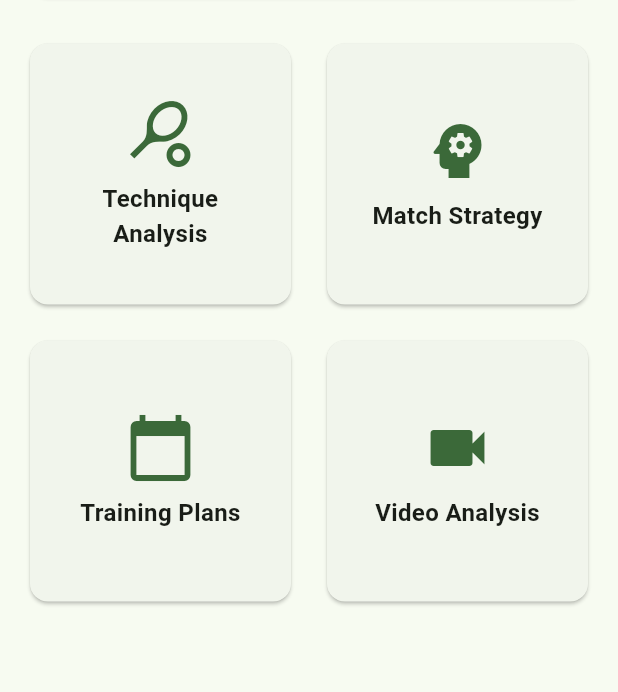
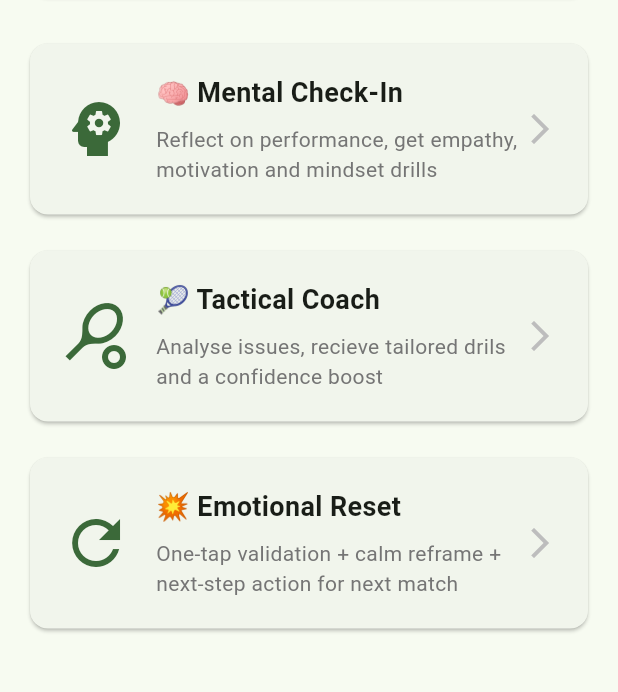
Before and after one commit to baruwaa12/TennisGPT, a Flutter app: the screen it shows after launch, on a phone screen of 412 x 824 dp, the part 438-1130 px from its top. Run offline on Flutter 3.47's test engine with Material 3 defaults, Android fonts, the light colour scheme and no system bars; our stand-ins replace flutter_dotenv, flutter_svg.

Commit message:
Emotional Reset V1 done

```diff
--- a/lib/screens/home_screen.dart
+++ b/lib/screens/home_screen.dart
@@ -2,6 +2,7 @@ import 'package:flutter/material.dart';
 import 'package:provider/provider.dart';
 import 'package:flutter_svg/flutter_svg.dart';
 import '../services/openai_service.dart';
+import 'emotional_reset_screen.dart';
 
 class HomeScreen extends StatelessWidget {
   const HomeScreen({super.key});
@@ -65,41 +66,40 @@ class HomeScreen extends StatelessWidget {
             ),
             const SizedBox(height: 24),
             Expanded(
-              child: GridView.count(
-                crossAxisCount: 2,
-                mainAxisSpacing: 16,
-                crossAxisSpacing: 16,
+              child: Column(
                 children: [
                   _buildFeatureCard(
                     context,
-                    'Technique Analysis',
+                    '🧠 Mental Check-In',
+                    'Reflect on performance, get empathy, motivation and mindset drills',
+                    Icons.psychology,
+                    () {
+                      // TODO: Navigate to mental check-in
+                    },
+                  ),
+                  const SizedBox(height: 16),
+                  _buildFeatureCard(
+                    context,
+                    '🎾 Tactical Coach',
+                    'Analyse issues, recieve tailored drils and a confidence boost',
                     Icons.sports_tennis,
                     () {
-                      // TODO: Navigate to technique analysis
+                      // TODO: Navigate to tactical coach
                     },
                   ),
+                  const SizedBox(height: 16),
                   _buildFeatureCard(
                     context,
-                    'Match Strategy',
-                    Icons.psychology,
+                    '💥 Emotional Reset',
+                    'One-tap validation + calm reframe + next-step action for next match',
+                    Icons.refresh,
                     () {
-                      // TODO: Navigate to match strategy
-                    },
-                  ),
-                  _buildFeatureCard(
-                    context,
-                    'Training Plans',
-                    Icons.calendar_today,
-                    () {
-                      // TODO: Navigate to training plans
-                    },
-                  ),
-                  _buildFeatureCard(
-                    context,
-                    'Video Analysis',
-                    Icons.videocam,
-                    () {
-                      // TODO: Navigate to video analysis
+                      Navigator.push(
+                        context,
+                        MaterialPageRoute(
+                          builder: (context) => const EmotionalResetScreen(),
+                        ),
+                      );
                     },
                   ),
                 ],
@@ -114,6 +114,7 @@ class HomeScreen extends StatelessWidget {
   Widget _buildFeatureCard(
     BuildContext context,
     String title,
+    String description,
     IconData icon,
     VoidCallback onTap,
   ) {
@@ -121,23 +122,40 @@ class HomeScreen extends StatelessWidget {
       child: InkWell(
         onTap: onTap,
         child: Padding(
-          padding: const EdgeInsets.all(16.0),
-          child: Column(
-            mainAxisAlignment: MainAxisAlignment.center,
+          padding: const EdgeInsets.all(20.0),
+          child: Row(
             children: [
               Icon(
                 icon,
                 size: 48,
                 color: Theme.of(context).colorScheme.primary,
               ),
-              const SizedBox(height: 8),
-              Text(
-                title,
-                textAlign: TextAlign.center,
-                style: const TextStyle(
-                  fontSize: 16,
-                  fontWeight: FontWeight.bold,
+              const SizedBox(width: 16),
+              Expanded(
+                child: Column(
+                  crossAxisAlignment: CrossAxisAlignment.start,
+                  children: [
+                    Text(
+                      title,
+                      style: const TextStyle(
+                        fontSize: 18,
+                        fontWeight: FontWeight.bold,
+                      ),
+                    ),
+                    const SizedBox(height: 8),
+                    Text(
+                      description,
+                      style: TextStyle(
+                        fontSize: 14,
+                        color: Colors.grey[600],
+                      ),
+                    ),
+                  ],
                 ),
+              ),
+              Icon(
+                Icons.arrow_forward_ios,
+                color: Colors.grey[400],
               ),
             ],
           ),
```
Also changed, not shown: lib/screens/emotional_reset_screen.dart (added, +148 -0 lines), lib/services/openai_service.dart (+7 -1 lines).
